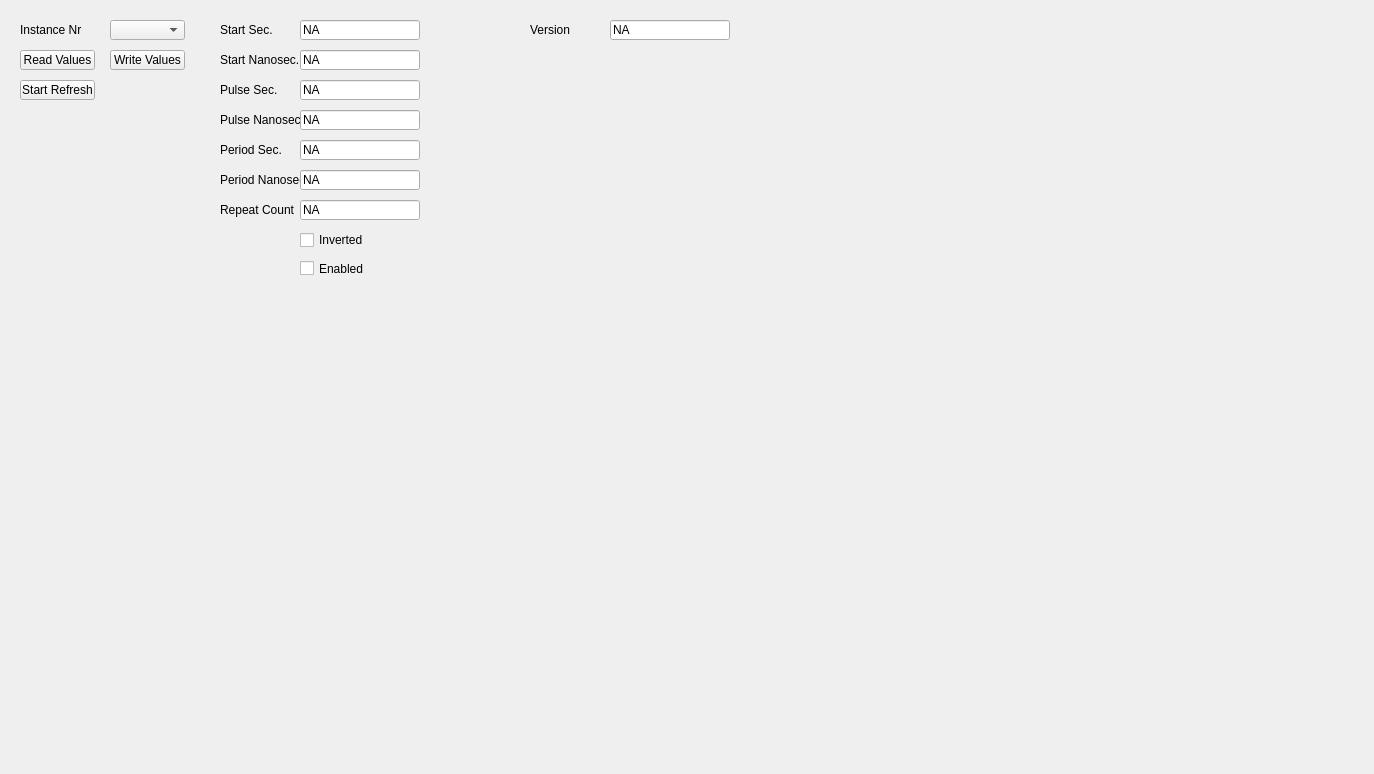
Above: UCM/Library/UniversalConfigurationManager/ClkSgTab/Ucm_ClkSgTab.ui from NetTimeLogic/UniversalConfigurationManager before the change. Below: the same form after it.
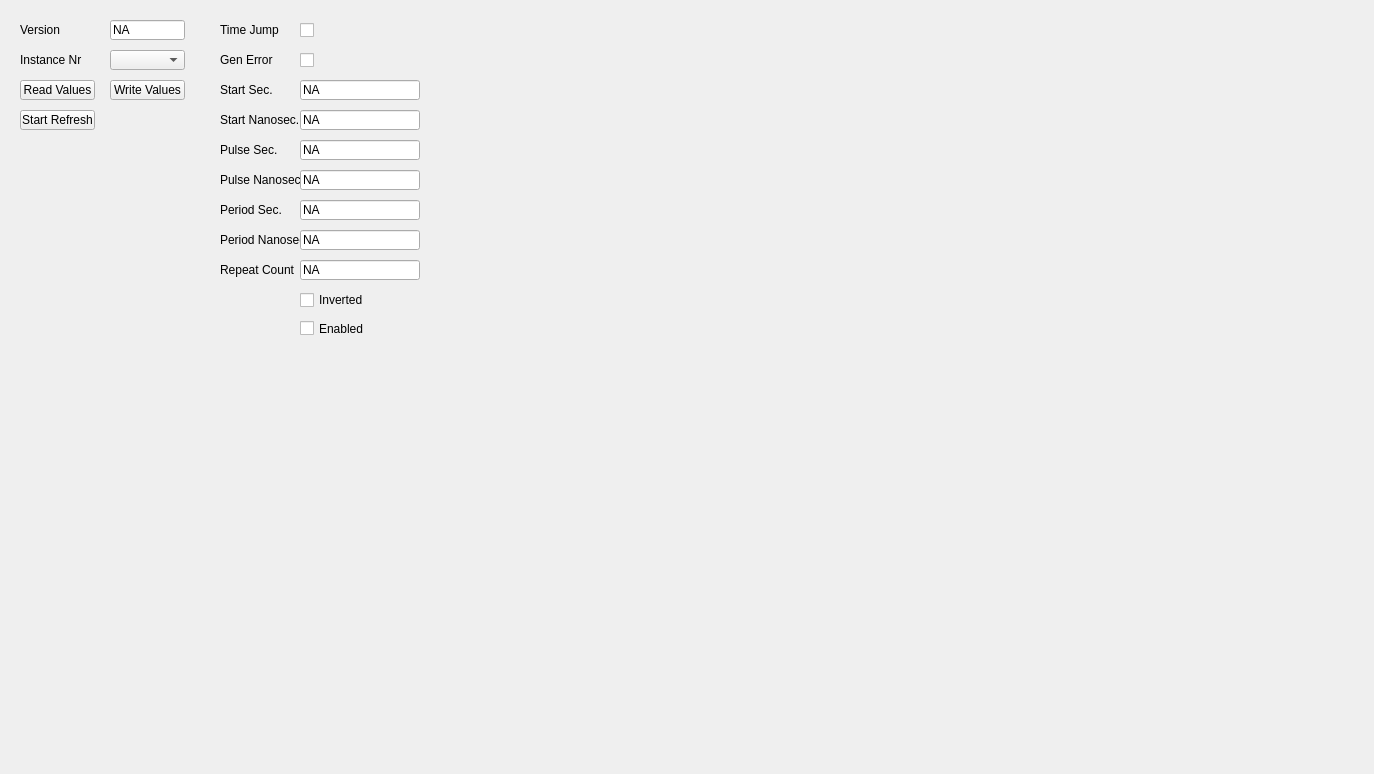
That is the form after the change.

```diff
--- a/UCM/Library/UniversalConfigurationManager/ClkSgTab/Ucm_ClkSgTab.ui
+++ b/UCM/Library/UniversalConfigurationManager/ClkSgTab/Ucm_ClkSgTab.ui
@@ -17,7 +17,7 @@
    <property name="geometry">
     <rect>
      <x>300</x>
-     <y>200</y>
+     <y>260</y>
      <width>120</width>
      <height>20</height>
     </rect>
@@ -30,7 +30,7 @@
    <property name="geometry">
     <rect>
      <x>300</x>
-     <y>80</y>
+     <y>140</y>
      <width>120</width>
      <height>20</height>
     </rect>
@@ -43,7 +43,7 @@
    <property name="geometry">
     <rect>
      <x>300</x>
-     <y>170</y>
+     <y>230</y>
      <width>120</width>
      <height>20</height>
     </rect>
@@ -56,7 +56,7 @@
    <property name="geometry">
     <rect>
      <x>300</x>
-     <y>20</y>
+     <y>80</y>
      <width>120</width>
      <height>20</height>
     </rect>
@@ -69,7 +69,7 @@
    <property name="geometry">
     <rect>
      <x>220</x>
-     <y>80</y>
+     <y>140</y>
      <width>80</width>
      <height>20</height>
     </rect>
@@ -82,7 +82,7 @@
    <property name="geometry">
     <rect>
      <x>20</x>
-     <y>80</y>
+     <y>110</y>
      <width>75</width>
      <height>20</height>
     </rect>
@@ -95,7 +95,7 @@
    <property name="geometry">
     <rect>
      <x>220</x>
-     <y>50</y>
+     <y>110</y>
      <width>80</width>
      <height>20</height>
     </rect>
@@ -108,7 +108,7 @@
    <property name="geometry">
     <rect>
      <x>300</x>
-     <y>110</y>
+     <y>170</y>
      <width>120</width>
      <height>20</height>
     </rect>
@@ -121,7 +121,7 @@
    <property name="geometry">
     <rect>
      <x>300</x>
-     <y>260</y>
+     <y>320</y>
      <width>80</width>
      <height>17</height>
     </rect>
@@ -134,7 +134,7 @@
    <property name="geometry">
     <rect>
      <x>220</x>
-     <y>140</y>
+     <y>200</y>
      <width>80</width>
      <height>20</height>
     </rect>
@@ -147,7 +147,7 @@
    <property name="geometry">
     <rect>
      <x>110</x>
-     <y>50</y>
+     <y>80</y>
      <width>75</width>
      <height>20</height>
     </rect>
@@ -160,7 +160,7 @@
    <property name="geometry">
     <rect>
      <x>220</x>
-     <y>20</y>
+     <y>80</y>
      <width>80</width>
      <height>20</height>
     </rect>
@@ -173,7 +173,7 @@
    <property name="geometry">
     <rect>
      <x>300</x>
-     <y>230</y>
+     <y>290</y>
      <width>80</width>
      <height>20</height>
     </rect>
@@ -194,9 +194,9 @@
    </property>
    <property name="geometry">
     <rect>
-     <x>610</x>
+     <x>110</x>
      <y>20</y>
-     <width>120</width>
+     <width>75</width>
      <height>20</height>
     </rect>
    </property>
@@ -211,7 +211,7 @@
    <property name="geometry">
     <rect>
      <x>220</x>
-     <y>200</y>
+     <y>260</y>
      <width>80</width>
      <height>20</height>
     </rect>
@@ -224,7 +224,7 @@
    <property name="geometry">
     <rect>
      <x>300</x>
-     <y>50</y>
+     <y>110</y>
      <width>120</width>
      <height>20</height>
     </rect>
@@ -237,7 +237,7 @@
    <property name="geometry">
     <rect>
      <x>300</x>
-     <y>140</y>
+     <y>200</y>
      <width>120</width>
      <height>20</height>
     </rect>
@@ -250,7 +250,7 @@
    <property name="geometry">
     <rect>
      <x>220</x>
-     <y>110</y>
+     <y>170</y>
      <width>80</width>
      <height>20</height>
     </rect>
@@ -263,7 +263,7 @@
    <property name="geometry">
     <rect>
      <x>110</x>
-     <y>20</y>
+     <y>50</y>
      <width>75</width>
      <height>20</height>
     </rect>
@@ -273,7 +273,7 @@
    <property name="geometry">
     <rect>
      <x>20</x>
-     <y>20</y>
+     <y>50</y>
      <width>80</width>
      <height>20</height>
     </rect>
@@ -285,7 +285,7 @@
   <widget class="QLabel" name="ClkSgVersionLabel">
    <property name="geometry">
     <rect>
-     <x>530</x>
+     <x>20</x>
      <y>20</y>
      <width>80</width>
      <height>20</height>
@@ -299,7 +299,7 @@
    <property name="geometry">
     <rect>
      <x>220</x>
-     <y>170</y>
+     <y>230</y>
      <width>80</width>
      <height>20</height>
     </rect>
@@ -312,7 +312,7 @@
    <property name="geometry">
     <rect>
      <x>20</x>
-     <y>50</y>
+     <y>80</y>
      <width>75</width>
      <height>20</height>
     </rect>
@@ -321,6 +321,70 @@
     <string>Read Values</string>
    </property>
   </widget>
+  <widget class="QCheckBox" name="ClkSgTimeJumpCheckBox">
+   <property name="enabled">
+    <bool>true</bool>
+   </property>
+   <property name="geometry">
+    <rect>
+     <x>300</x>
+     <y>20</y>
+     <width>80</width>
+     <height>20</height>
+    </rect>
+   </property>
+   <property name="text">
+    <string/>
+   </property>
+   <property name="checkable">
+    <bool>true</bool>
+   </property>
+  </widget>
+  <widget class="QLabel" name="ClkSgTimeJumpLabel">
+   <property name="geometry">
+    <rect>
+     <x>220</x>
+     <y>20</y>
+     <width>80</width>
+     <height>20</height>
+    </rect>
+   </property>
+   <property name="text">
+    <string>Time Jump</string>
+   </property>
+  </widget>
+  <widget class="QCheckBox" name="ClkSgGenErrorCheckBox">
+   <property name="enabled">
+    <bool>true</bool>
+   </property>
+   <property name="geometry">
+    <rect>
+     <x>300</x>
+     <y>50</y>
+     <width>80</width>
+     <height>20</height>
+    </rect>
+   </property>
+   <property name="text">
+    <string/>
+   </property>
+   <property name="checkable">
+    <bool>true</bool>
+   </property>
+  </widget>
+  <widget class="QLabel" name="ClkSgGenErrorLabel">
+   <property name="geometry">
+    <rect>
+     <x>220</x>
+     <y>50</y>
+     <width>80</width>
+     <height>20</height>
+    </rect>
+   </property>
+   <property name="text">
+    <string>Gen Error</string>
+   </property>
+  </widget>
  </widget>
  <resources/>
  <connections/>
```
